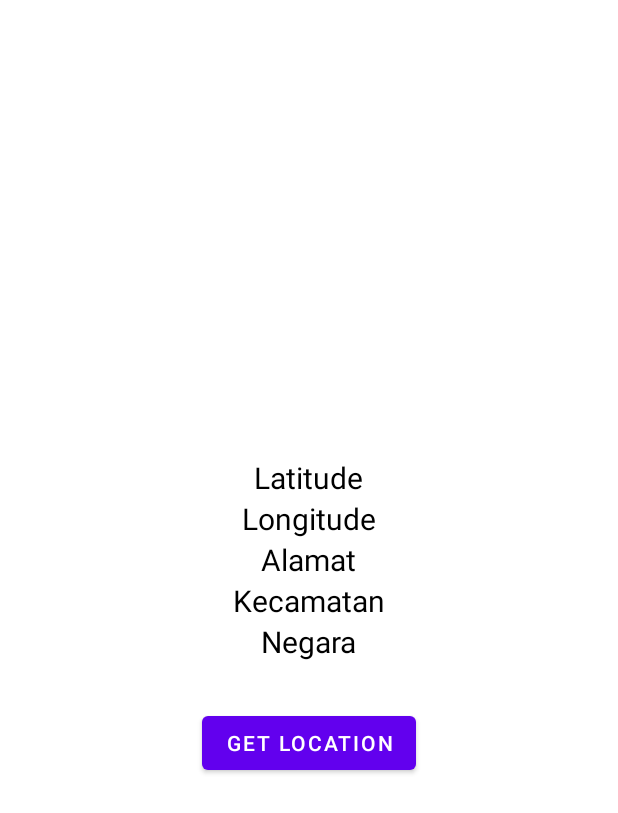
After one commit to josephananda/HERANLPTest, an Android app: the LocationActivity screen opened directly, with no data from a screen before it, on a phone screen of 412 x 824 dp. The commit adds this screen. Shown: the top 813 px of the screen. Run offline under Robolectric (Android 15) with nearby library versions, the phone set to English and light mode, and no system bars.

Commit message:
Adding Get Location Feature

```diff
--- a/app/src/main/java/com/jadeappstudio/heranlptest/HomeActivity.kt
+++ b/app/src/main/java/com/jadeappstudio/heranlptest/HomeActivity.kt
@@ -22,5 +22,9 @@ class HomeActivity : AppCompatActivity() {
         btnToSOS.setOnClickListener {
             startActivity(Intent(this@HomeActivity, SOSActivity::class.java))
         }
+
+        btnToLocation.setOnClickListener {
+            startActivity(Intent(this@HomeActivity, LocationActivity::class.java))
+        }
     }
 }
--- a/app/src/main/res/layout/activity_home.xml
+++ b/app/src/main/res/layout/activity_home.xml
@@ -35,6 +35,12 @@
             android:layout_height="wrap_content"
             android:text="To SOS Screen" />
 
+        <Button
+            android:id="@+id/btnToLocation"
+            android:layout_width="wrap_content"
+            android:layout_height="wrap_content"
+            android:text="To Location Screen" />
+
     </LinearLayout>
 
 </androidx.constraintlayout.widget.ConstraintLayout>
--- /dev/null
+++ b/app/src/main/res/layout/activity_location.xml
@@ -0,0 +1,68 @@
+<?xml version="1.0" encoding="utf-8"?>
+<androidx.constraintlayout.widget.ConstraintLayout xmlns:android="http://schemas.android.com/apk/res/android"
+    xmlns:app="http://schemas.android.com/apk/res-auto"
+    xmlns:tools="http://schemas.android.com/tools"
+    android:layout_width="match_parent"
+    android:layout_height="match_parent"
+    tools:context=".LocationActivity">
+
+    <LinearLayout
+        android:layout_width="match_parent"
+        android:layout_height="wrap_content"
+        android:orientation="vertical"
+        android:gravity="center"
+        app:layout_constraintStart_toStartOf="parent"
+        app:layout_constraintEnd_toEndOf="parent"
+        app:layout_constraintTop_toTopOf="parent"
+        app:layout_constraintBottom_toBottomOf="parent">
+
+        <TextView
+            android:id="@+id/tvLatitude"
+            android:layout_width="wrap_content"
+            android:layout_height="wrap_content"
+            android:text="Latitude"
+            android:textSize="20sp"
+            android:textColor="@color/black"/>
+
+        <TextView
+            android:id="@+id/tvLongitude"
+            android:layout_width="wrap_content"
+            android:layout_height="wrap_content"
+            android:text="Longitude"
+            android:textSize="20sp"
+            android:textColor="@color/black"/>
+
+        <TextView
+            android:id="@+id/tvAddressLine"
+            android:layout_width="wrap_content"
+            android:layout_height="wrap_content"
+            android:text="Alamat"
+            android:textSize="20sp"
+            android:textColor="@color/black"/>
+
+        <TextView
+            android:id="@+id/tvLocality"
+            android:layout_width="wrap_content"
+            android:layout_height="wrap_content"
+            android:text="Kecamatan"
+            android:textSize="20sp"
+            android:textColor="@color/black"/>
+
+        <TextView
+            android:id="@+id/tvCountry"
+            android:layout_width="wrap_content"
+            android:layout_height="wrap_content"
+            android:text="Negara"
+            android:textSize="20sp"
+            android:textColor="@color/black"/>
+
+
+        <Button
+            android:id="@+id/btnGetLocation"
+            android:layout_width="wrap_content"
+            android:layout_height="wrap_content"
+            android:text="Get Location"
+            android:layout_marginTop="30dp"/>
+    </LinearLayout>
+
+</androidx.constraintlayout.widget.ConstraintLayout>
```
Also changed, not shown: app/src/main/AndroidManifest.xml (+7 -2 lines), app/src/main/java/com/jadeappstudio/heranlptest/LocationActivity.kt (added, +86 -0 lines).
